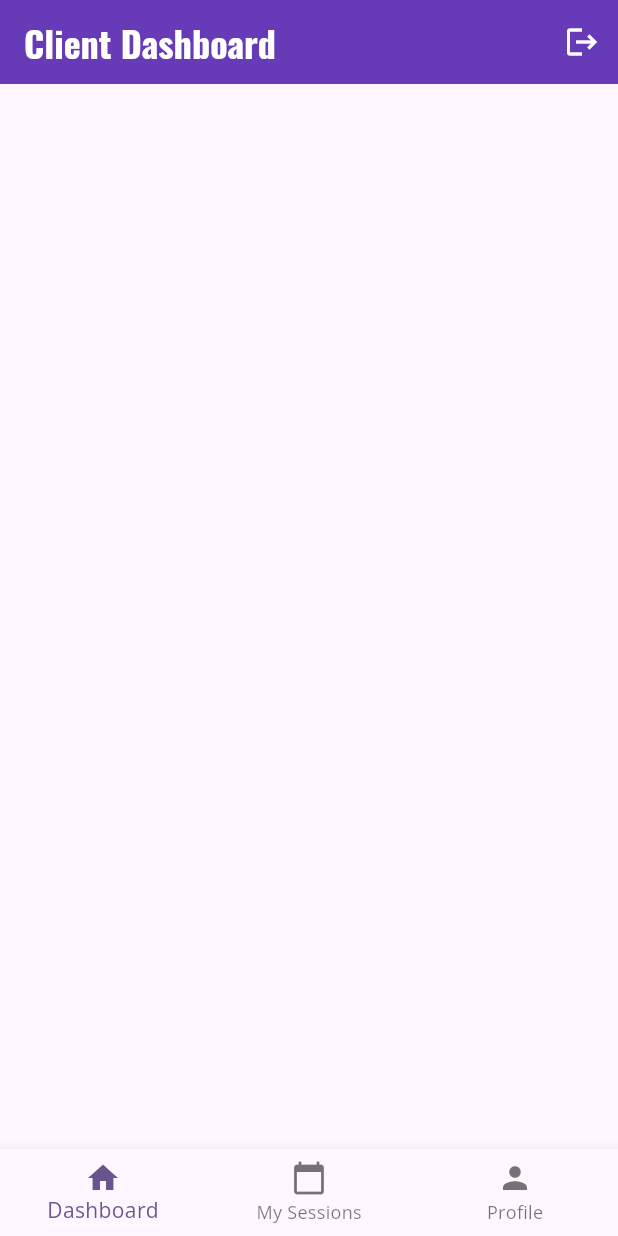
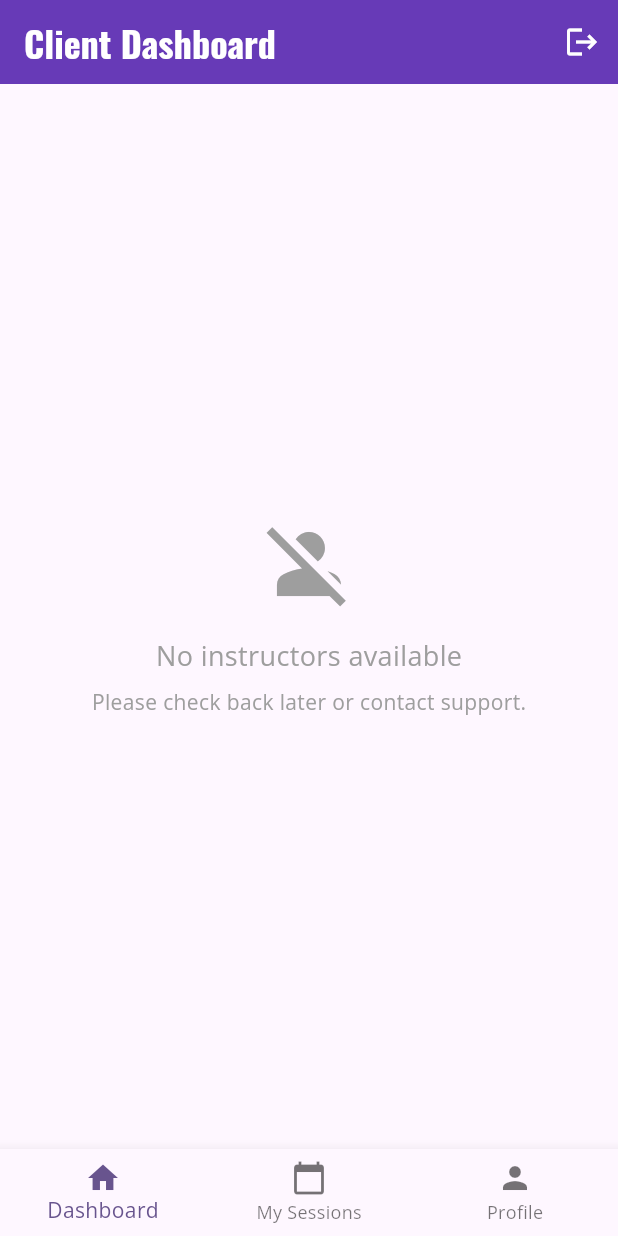
Before and after one commit to YuvalKlein/sessionizer, a Flutter app: the ClientBookingManagementScreen screen opened by its route, after a tap on "Browse Instructors", on a phone screen of 412 x 824 dp. Run offline on Flutter 3.47's test engine with Material 3 defaults, Android fonts, the phone set to English and light mode, and no system bars; our stand-ins replace cloud_firestore, firebase_auth, firebase_core, font_awesome_flutter, go_router, google_fonts and 2 more; accounts and stored records are empty.

Commit message:
Fix instructor names not showing in client dashboard
- Add debugging to see instructor data loading
- Fix UserModel to handle both 'name' and 'displayName' fields
- Update auth service to use 'name' field instead of 'displayName'
- Add fallback to show email if name is empty
- Add empty state UI when no instructors are available
- Improve error handling and user feedback

```diff
--- a/lib/models/user_model.dart
+++ b/lib/models/user_model.dart
@@ -18,7 +18,7 @@ class UserModel {
     return UserModel(
       id: doc.id,
       email: data['email'] ?? '',
-      name: data['name'] ?? '',
+      name: data['name'] ?? data['displayName'] ?? data['email']?.split('@')[0] ?? 'Unknown',
       isInstructor: data['isInstructor'] ?? false,
     );
   }
--- a/lib/services/auth_service.dart
+++ b/lib/services/auth_service.dart
@@ -84,7 +84,7 @@ class AuthService with ChangeNotifier {
       if (user != null) {
         await user.updateDisplayName(displayName);
         await _firestore.collection('users').doc(user.uid).set({
-          'displayName': displayName,
+          'name': displayName,
           'email': email,
           'isInstructor': isInstructor,
         });
--- a/lib/services/user_service.dart
+++ b/lib/services/user_service.dart
@@ -5,9 +5,10 @@ class UserService {
   final FirebaseFirestore _firestore = FirebaseFirestore.instance;
   final String _collectionPath = 'users';
 
-  Future<void> createUser(String uid, String email, bool isInstructor) async {
+  Future<void> createUser(String uid, String email, bool isInstructor, {String? name}) async {
     await _firestore.collection(_collectionPath).doc(uid).set({
       'email': email,
+      'name': name ?? email.split('@')[0], // Use email prefix as default name
       'isInstructor': isInstructor,
       // Add other user details as needed
     });
--- a/lib/ui/client_dashboard_screen.dart
+++ b/lib/ui/client_dashboard_screen.dart
@@ -25,12 +25,39 @@ class ClientDashboardScreen extends StatelessWidget {
 
           final instructors = snapshot.data ?? [];
 
+          // Debug: Print instructor data
+          debugPrint('Instructors loaded: ${instructors.length}');
+          for (final instructor in instructors) {
+            debugPrint('Instructor: ${instructor.name} (${instructor.email}) - isInstructor: ${instructor.isInstructor}');
+          }
+
+          if (instructors.isEmpty) {
+            return const Center(
+              child: Column(
+                mainAxisAlignment: MainAxisAlignment.center,
+                children: [
+                  Icon(Icons.person_off, size: 64, color: Colors.grey),
+                  SizedBox(height: 16),
+                  Text(
+                    'No instructors available',
+                    style: TextStyle(fontSize: 18, color: Colors.grey),
+                  ),
+                  SizedBox(height: 8),
+                  Text(
+                    'Please check back later or contact support.',
+                    style: TextStyle(color: Colors.grey),
+                  ),
+                ],
+              ),
+            );
+          }
+
           return ListView.builder(
             itemCount: instructors.length,
             itemBuilder: (context, index) {
               final instructor = instructors[index];
               return ListTile(
-                title: Text(instructor.name),
+                title: Text(instructor.name.isNotEmpty ? instructor.name : instructor.email),
                 subtitle: Text('Click to book a session'),
                 onTap: () => context.go('/booking/${instructor.id}'),
               );
```
